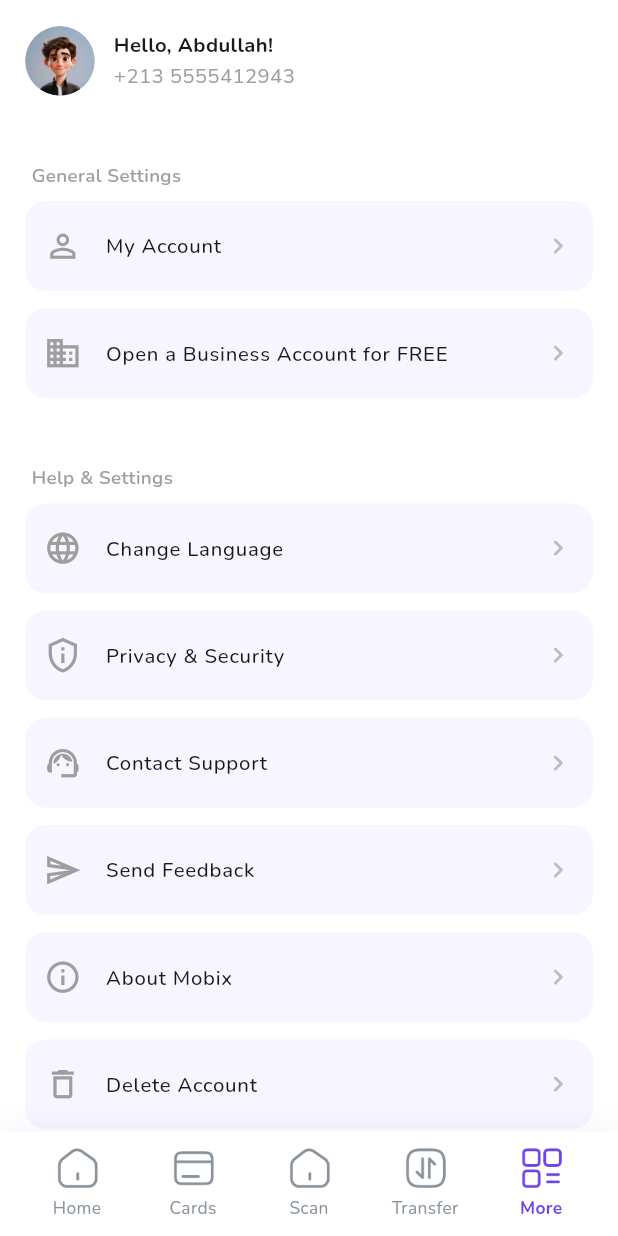
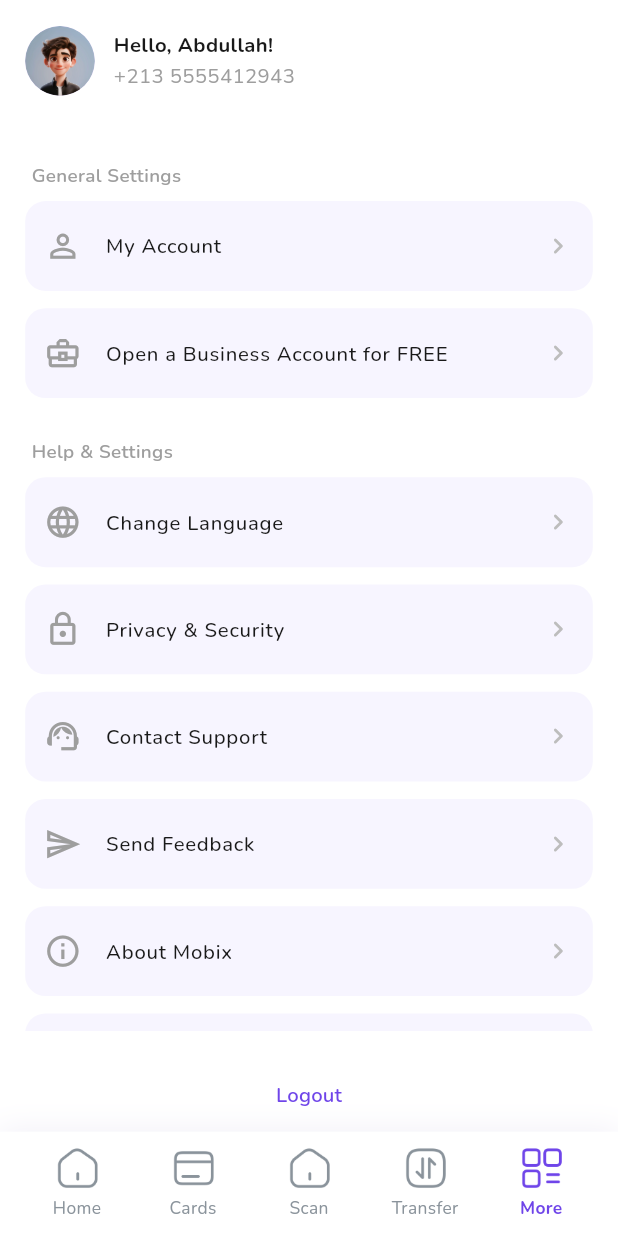
Before and after one commit to arcbsr/fvr_mobile_banking, a Flutter app: the screen it shows after launch, item 5 of the bottom bar chosen, on a phone screen of 412 x 824 dp. Run offline on Flutter 3.47's test engine with Material 3 defaults, Android fonts, the light colour scheme and no system bars; our stand-ins replace easy_localization, equatable, flutter_bloc, flutter_screenutil, google_fonts, stacked_card_carousel.

Commit message:
More 1 . More page recreated 2 . Delete Account Page created 3 . My account page creating

```diff
--- a/mobile_banking/lib/features/home/domain/entities/user_entity.dart
+++ b/mobile_banking/lib/features/home/domain/entities/user_entity.dart
@@ -1,14 +1,22 @@
 class User {
-  final String name;
-  final String avatarUrl;
-  final String earnAmount;
-  final int notificationCount;
-  final String phoneNumber;
+  final String? name;
+  final String? fullName;
+  final String? dob;
+  final String? email;
+  final String? address;
+  final String? avatarUrl;
+  final String? earnAmount;
+  final int? notificationCount;
+  final String? phoneNumber;
   User({
-    required this.name,
-    required this.avatarUrl,
-    required this.earnAmount,
-    required this.notificationCount,
-    required this.phoneNumber,
+    this.name,
+    this.fullName,
+    this.dob,
+    this.email,
+    this.address,
+    this.avatarUrl,
+    this.earnAmount,
+    this.notificationCount,
+    this.phoneNumber,
   });
 }
--- a/mobile_banking/lib/features/home/presentation/pages/home_screen.dart
+++ b/mobile_banking/lib/features/home/presentation/pages/home_screen.dart
@@ -1,4 +1,5 @@
 import 'package:flutter/material.dart';
+import 'package:moix_app/features/more/pages/more_screens.dart';
 import '../widgets/home_header.dart';
 import '../widgets/balance_card.dart';
 import '../widgets/recent_transfers.dart';
@@ -45,9 +46,12 @@ class _HomeScreenState extends State<HomeScreen> {
             // Scan page
             ScanScreen(),
             // Transfer page
+
             TransferScreen(),
-            // More page
-            MoreScreen(),
+           // MoreScreen(),
+            // More Screen Page
+            MoreScreens(),
+            //MoreScreens()
           ],
         ),
       ),
--- a/mobile_banking/lib/features/home/presentation/widgets/home_header.dart
+++ b/mobile_banking/lib/features/home/presentation/widgets/home_header.dart
@@ -29,11 +29,11 @@ class HomeHeader extends StatelessWidget {
                   children: [
                     CircleAvatar(
                       radius: 18.r,
-                      backgroundImage: AssetImage(user.avatarUrl),
+                      backgroundImage: AssetImage(user.avatarUrl??""),
                     ),
                     SizedBox(width: 12.w),
                     Text(
-                      'helloUser'.tr(namedArgs: {'name': user.name}),
+                      'helloUser'.tr(namedArgs: {'name': user.name??""}),
                       style: AppTextStyles.header,
                       overflow: TextOverflow.ellipsis,
                       maxLines: 1,
@@ -69,7 +69,7 @@ class HomeHeader extends StatelessWidget {
                       children: [
                         Icon(Icons.notifications_none_rounded,
                             size: 32.sp, color: const Color(0xFF191919)),
-                        if (user.notificationCount > 0)
+                        if ((user.notificationCount??0) > 0)
                           Positioned(
                             right: 2.w,
                             top: -2.h,
--- /dev/null
+++ b/mobile_banking/lib/features/more/bloc/settings_bloc.dart
@@ -0,0 +1,69 @@
+import 'package:easy_localization/easy_localization.dart';
+import 'package:flutter_bloc/flutter_bloc.dart';
+import '../../home/data/repositories/demo_home_repository.dart';
+import '../model/settings_item.dart';
+import 'settings_event.dart';
+import 'settings_state.dart';
+import 'package:flutter/material.dart';
+
+class SettingsBloc extends Bloc<SettingsEvent, SettingsState> {
+  SettingsBloc() : super(SettingsInitial()) {
+    on<LoadSettings>((event, emit) async {
+      final user = await DemoHomeRepository().getUser();
+      final items = [
+        SettingsItem(title: 'generalSettings'.tr(), isSectionTitle: true),
+        SettingsItem(icon: Icons.person_outline, title: 'myAccount'.tr()),
+        SettingsItem(icon: Icons.business_center_outlined, title: 'openBusinessAccount'.tr()),
+        SettingsItem(title: 'helpAndSettings'.tr(), isSectionTitle: true),
+        SettingsItem(icon: Icons.language, title: 'changeLanguage'.tr()),
+        SettingsItem(icon: Icons.lock_outline, title: 'privacySecurity'.tr()),
+        SettingsItem(icon: Icons.support_agent, title: 'contactSupport'.tr()),
+        SettingsItem(icon: Icons.send_outlined, title: 'sendFeedback'.tr()),
+        SettingsItem(icon: Icons.info_outline, title: 'aboutMobix'.tr()),
+        SettingsItem(icon: Icons.delete_outline, title: 'deleteAccount'.tr()),
+      ];
+      emit(SettingsLoaded(items, user));
+    });
+
+   /* on<MyAccountPressed>((event, emit) {
+      emit(MyAccountState());
+    });*/
+
+    on<MyAccountPressed>((event, emit) {
+      if (state is SettingsLoaded) {
+        final user = (state as SettingsLoaded).user;
+        emit(MyAccountState(user));
+      }
+    });
+
+    on<UpdatePersonalInfo>((event, emit) async {
+      emit(UpdatingPersonalInfo());
+      try {
+        // Need API Call here
+        /*await repo.updateProfileInfo(
+          username: event.username,
+          fullName: event.fullName,
+          dob: event.dob,
+          phone: event.phone,
+          email: event.email,
+          address: event.address,
+        );*/
+
+        emit(UpdatePersonalInfoSuccess());
+        // emit(LoadSettings()); // Refresh
+      } catch (e) {
+        emit(UpdatePersonalInfoFailed("Update failed!"));
+      }
+    });
+
+    on<DeleteAccountPressed>((event, emit) {
+      emit(DeleteAccountState());
+    });
+
+    on<ConfirmDeleteAccount>((event, emit) async {
+      emit(DeletingAccount());
+      await Future.delayed(Duration(seconds: 2)); // Simulate delete API
+      emit(DeleteSuccess());
+    });
+  }
+}
--- /dev/null
+++ b/mobile_banking/lib/features/more/bloc/settings_event.dart
@@ -0,0 +1,41 @@
+import 'package:equatable/equatable.dart';
+
+abstract class SettingsEvent extends Equatable {
+  const SettingsEvent();
+
+  @override
+  List<Object?> get props => [];
+}
+
+class LoadSettings extends SettingsEvent {}
+
+class LogoutPressed extends SettingsEvent {}
+
+/*
+* My Account Page
+*/
+class MyAccountPressed extends SettingsEvent {}
+
+class UpdatePersonalInfo extends SettingsEvent {
+  final String name;
+  final String fullName;
+  final String dob;
+  final String phone;
+  final String email;
+  final String address;
+
+  UpdatePersonalInfo({required this.name, required this.fullName, required this.dob, required this.phone, required this.email, required this.address,});
+}
+/*
+* My Account Page End
+*/
+
+/*
+* Delete Account Page
+*/
+class DeleteAccountPressed extends SettingsEvent {}
+
+class ConfirmDeleteAccount extends SettingsEvent {}
+/*
+* Delete Account Page End
+*/
--- /dev/null
+++ b/mobile_banking/lib/features/more/bloc/settings_state.dart
@@ -0,0 +1,67 @@
+import 'package:equatable/equatable.dart';
+import 'package:moix_app/features/home/domain/entities/user_entity.dart';
+import '../model/settings_item.dart';
+
+abstract class SettingsState extends Equatable {
+  const SettingsState();
+
+  @override
+  List<Object?> get props => [];
+}
+
+class SettingsInitial extends SettingsState {}
+
+class SettingsLoaded extends SettingsState {
+  final List<SettingsItem> items;
+  final User user;
+
+  const SettingsLoaded(this.items,this.user);
+
+  @override
+  List<Object?> get props => [items];
+}
+
+/*
+* My Account Page
+*/
+class MyAccountState extends SettingsState {
+  final User user;
+  const MyAccountState(this.user);
+}
+
+class UpdatingPersonalInfo extends SettingsState {}
+
+class UpdatePersonalInfoSuccess extends SettingsState {}
+
+class UpdatePersonalInfoFailed extends SettingsState {
+  final String message;
+
+  const UpdatePersonalInfoFailed(this.message);
+
+  @override
+  List<Object?> get props => [message];
+}
+/*
+* My Account Page End
+*/
+
+/*
+* Delete Account Page
+*/
+class DeleteAccountState extends SettingsState {}
+
+class DeletingAccount extends SettingsState {}
+
+class DeleteSuccess extends SettingsState {}
+
+class DeleteFailed extends SettingsState {
+  final String message;
+
+  const DeleteFailed(this.message);
+
+  @override
+  List<Object?> get props => [message];
+}
+/*
+* Delete Account Page End
+*/
--- /dev/null
+++ b/mobile_banking/lib/features/more/model/settings_item.dart
@@ -0,0 +1,10 @@
+import 'package:flutter/material.dart';
+
+class SettingsItem {
+  final IconData? icon;
+  final String title;
+  final bool isSectionTitle;
+  final VoidCallback? onTap;
+
+  SettingsItem({this.icon, required this.title, this.onTap, this.isSectionTitle = false});
+}
--- /dev/null
+++ b/mobile_banking/lib/features/more/pages/more_screens.dart
@@ -0,0 +1,201 @@
+import 'package:easy_localization/easy_localization.dart';
+import 'package:flutter/material.dart';
+import 'package:flutter_bloc/flutter_bloc.dart';
+import 'package:flutter_screenutil/flutter_screenutil.dart';
+
+import '../../../core/theme/app_theme.dart';
+import '../bloc/settings_bloc.dart';
+import '../bloc/settings_event.dart';
+import '../bloc/settings_state.dart';
+import 'delete_account_page.dart';
+import 'my_account_page.dart';
+
+class MoreScreens extends StatelessWidget {
+  const MoreScreens({super.key});
+
+  @override
+  Widget build(BuildContext context) {
+    return BlocProvider(
+      create: (_) => SettingsBloc()..add(LoadSettings()),
+      child: BlocListener<SettingsBloc, SettingsState>(
+        listener: (context, state) {
+          if (state is DeleteAccountState) {
+            Navigator.push(
+              context,
+              MaterialPageRoute(
+                builder: (_) => BlocProvider.value(
+                  value: context.read<SettingsBloc>(), // provide the existing bloc
+                  child: DeleteAccountPage(),
+                ),
+              ),
+            );
+          /*  Navigator.push(
+              context,
+              MaterialPageRoute(builder: (_) => DeleteAccountPage()),
+            );*/
+          }
+          else if (state is MyAccountState) {
+            Navigator.push(
+              context,
+              MaterialPageRoute(
+                builder: (_) => BlocProvider.value(
+                  value: context.read<SettingsBloc>(), // provide the existing bloc
+                  child: MyAccountPage(),
+                ),
+              ),
+            );
+          }
+        },
+        child: Scaffold(
+          backgroundColor: Colors.white,
+          body: SafeArea(
+            child: Column(
+              children: [
+                Padding(
+                  padding: EdgeInsets.symmetric(horizontal: 16.w, vertical: 18.h),
+                  child: BlocBuilder<SettingsBloc, SettingsState>(
+                    builder: (context, state) {
+                      if (state is SettingsLoaded) {
+                        final user = state.user;
+                        return Row(
+                          children: [
+                            CircleAvatar(
+                              radius: 24.r,
+                              backgroundImage: AssetImage(user.avatarUrl??""),
+                            ),
+                            SizedBox(width: 12.w),
+                            Column(
+                              crossAxisAlignment: CrossAxisAlignment.start,
+                              children: [
+                                Text(
+                                  'Hello, ${user.name}!',
+                                  style: AppTextStyles.title,
+                                ),
+                                SizedBox(height: 2.h),
+                                Text(
+                                  user.phoneNumber??"",
+                                  style: AppTextStyles.body.copyWith(
+                                    color: Colors.grey[500],
+                                  ),
+                                ),
+                              ],
+                            ),
+                          ],
+                        );
+                      }
+                      return SizedBox(); // or loading placeholder
+                    },
+                  ),
+                ),
+                SizedBox(height: 12.h),
+                Expanded(
+                  child: BlocBuilder<SettingsBloc, SettingsState>(
+                    builder: (context, state) {
+                      if (state is SettingsLoaded) {
+                        return ListView(
+                          padding: EdgeInsets.symmetric(horizontal: 16.w),
+                          children: state.items.map((item) {
+                            if (item.isSectionTitle) {
+                              return _SectionTitle(item.title); // Section header
+                            }
+                            return _MoreTile(
+                              icon: item.icon,
+                              label: item.title,
+                              onTap: () {
+                                if (item.title == 'myAccount'.tr()) {
+                                  context.read<SettingsBloc>().add(MyAccountPressed());
+                                }
+                                else if (item.title == 'deleteAccount'.tr()) {
+                                  context.read<SettingsBloc>().add(DeleteAccountPressed());
+                                }
+                              },
+                            );
+                          }).toList(),
+                        );
+                      }
+                      return Center(child: CircularProgressIndicator());
+                    },
+                  ),
+                ),
+                SizedBox(height: 20.h),
+                Center(
+                  child: TextButton(
+                    onPressed: () {
+                       // context.read<SettingsBloc>().add(LogoutPressed());
+                    },
+                    child: Text(
+                      'logout'.tr(),
+                      style: AppTextStyles.body.copyWith(
+                        color: Theme.of(context).primaryColor,
+                        fontWeight: FontWeight.w600,
+                      ),
+                    ),
+                  ),
+                ),
+              ],
+            ),
+          ),
+        ),
+      ),
+    );
+  }
+}
+
+class _SectionTitle extends StatelessWidget {
+  final String title;
+
+  const _SectionTitle(this.title);
+
+  @override
+  Widget build(BuildContext context) {
+    return Padding(
+      padding: EdgeInsets.only(left: 4.w, top: 16.h, bottom: 8.h),
+      child: Text(
+        title,
+        style: AppTextStyles.body.copyWith(
+          color: Colors.grey[500],
+          fontWeight: FontWeight.w600,
+          fontSize: 13.sp,
+        ),
+      ),
+    );
+  }
+}
+
+class _MoreTile extends StatelessWidget {
+  final IconData? icon;
+  final String label;
+  final VoidCallback onTap;
+
+  const _MoreTile({
+    required this.icon,
+    required this.label,
+    required this.onTap,
+  });
+
+  @override
+  Widget build(BuildContext context) {
+    return Container(
+      margin: EdgeInsets.only(bottom: 12.h),
+      decoration: BoxDecoration(
+        color: const Color(0xFFF7F5FF),
+        borderRadius: BorderRadius.circular(14.r),
+      ),
+      child: ListTile(
+        leading: Icon(icon, color: Colors.grey[500], size: 26.sp),
+        title: Text(
+          label,
+          style: AppTextStyles.body.copyWith(fontWeight: FontWeight.w500),
+        ),
+        trailing: Icon(
+          Icons.chevron_right_rounded,
+          color: Colors.grey[400],
+          size: 22.sp,
+        ),
+        onTap: onTap,
+        contentPadding: EdgeInsets.symmetric(horizontal: 12.w, vertical: 2.h),
+        minLeadingWidth: 0,
+      ),
+    );
+  }
+}
--- a/mobile_banking/lib/features/settings/presentation/pages/more_screen.dart
+++ b/mobile_banking/lib/features/settings/presentation/pages/more_screen.dart
@@ -28,7 +28,7 @@ class MoreScreen extends StatelessWidget {
                     children: [
                       CircleAvatar(
                         radius: 24.r,
-                        backgroundImage: AssetImage(user.avatarUrl),
+                        backgroundImage: AssetImage(user.avatarUrl??""),
                       ),
                       SizedBox(width: 12.w),
                       Column(
@@ -40,7 +40,7 @@ class MoreScreen extends StatelessWidget {
                           ),
                           SizedBox(height: 2.h),
                           Text(
-                            user.phoneNumber,
+                            user.phoneNumber??"",
                             style: AppTextStyles.body.copyWith(color: Colors.grey[500]),
                           ),
                         ],
--- a/mobile_banking/pubspec.yaml
+++ b/mobile_banking/pubspec.yaml
@@ -39,6 +39,7 @@ dependencies:
   flutter_screenutil: ^5.9.3
   stacked_card_carousel: ^0.0.4
   easy_localization: ^3.0.7+1
+  equatable:
 
 dev_dependencies:
   flutter_test:
```
Also changed, not shown: mobile_banking/assets/translations/en.json (+7 -1 lines), mobile_banking/assets/translations/fr.json (+7 -1 lines), mobile_banking/lib/features/more/pages/delete_account_page.dart (added, +102 -0 lines), mobile_banking/lib/features/more/pages/my_account_page.dart (added, +165 -0 lines), 1 other file.
